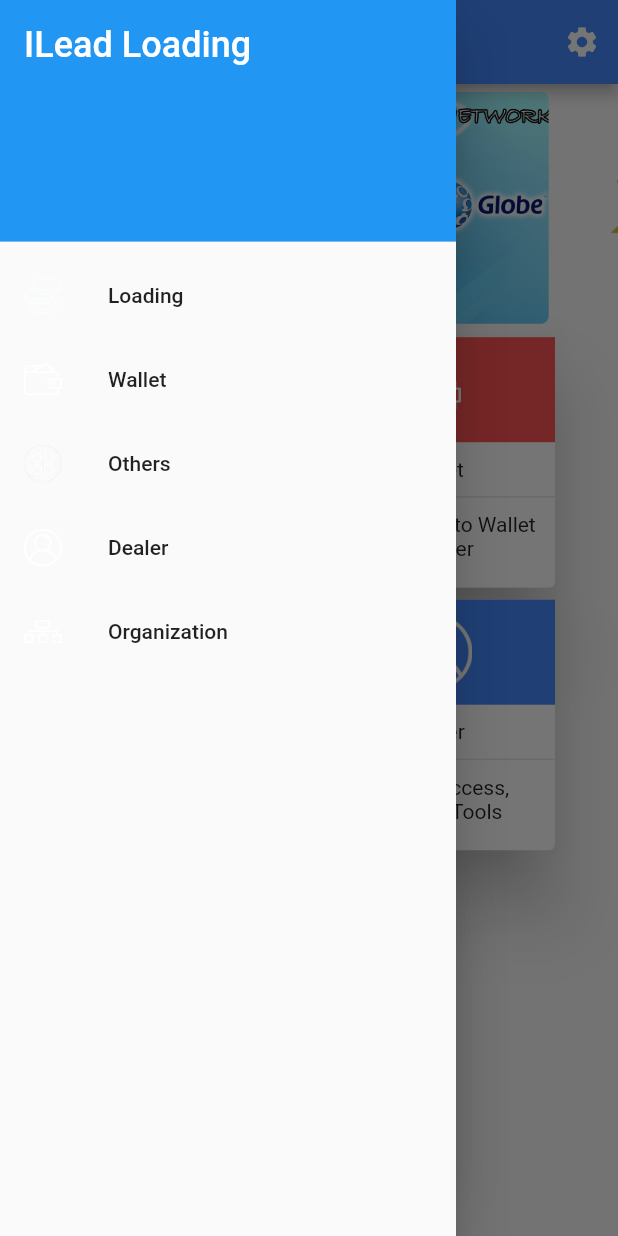
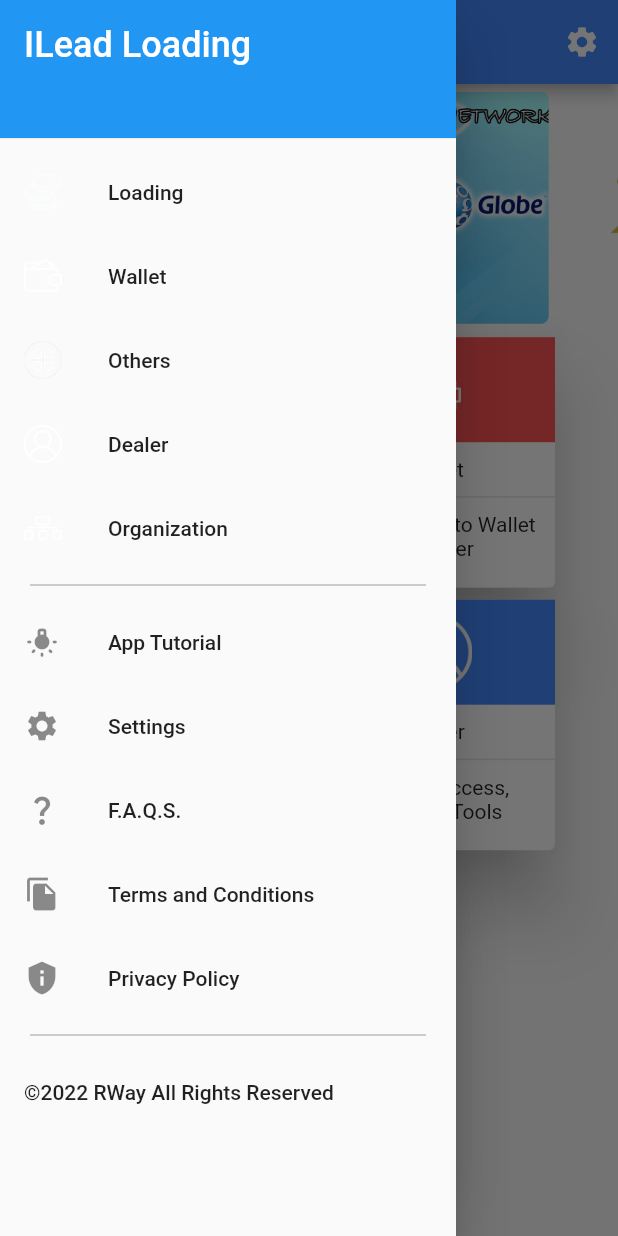
Before and after one commit to aldrinbasa/ilead-mobile, a Flutter app: the screen it shows after launch, with the side drawer open, on a phone screen of 412 x 824 dp. Run offline on Flutter 3.47's test engine with Material 2 defaults, Android fonts, the phone set to English and light mode, and no system bars; drawn by our look-alikes of carousel_slider; our stand-ins replace cloud_firestore, firebase_core, shared_preferences; missing offline and left inert: flutter_sms, fluttercontactpicker, invert_colors; accounts and stored records are empty.

Commit message:
Added side drawer content

```diff
--- a/lib/home/drawer.dart
+++ b/lib/home/drawer.dart
@@ -1,12 +1,13 @@
 import 'package:flutter/material.dart';
-import 'package:ilead_mobile/dealer/dealer_menu.dart';
 import 'package:invert_colors/invert_colors.dart';
 import 'package:url_launcher/url_launcher.dart';
 
 import '../loading/loading.dart';
 import '../wallet/wallet.dart';
 import '../others/others.dart';
-import '../dealer/dealer.dart';
+import '../dealer/dealer_menu.dart';
+import '../settings/settings.dart';
+import '../wallet/faqs/menu.dart';
 
 import '../services/route_service.dart';
 
@@ -30,7 +31,9 @@ class MenuDrawer extends StatelessWidget {
     return ListView(
       padding: EdgeInsets.zero,
       children: <Widget>[
-        const DrawerHeader(
+        Container(
+          height: 100,
+          child: const DrawerHeader(
             decoration: BoxDecoration(
               color: Colors.blue,
             ),
@@ -39,6 +42,7 @@ class MenuDrawer extends StatelessWidget {
               style: TextStyle(
                 color: Colors.white,
                 fontSize: 24,
+              ),
             ),
           ),
         ),
@@ -121,58 +125,74 @@ class MenuDrawer extends StatelessWidget {
             title: const Text('Organization'),
           ),
         ),
-        // InkWell(
-        //   onTap: () => print("Bills was tapped"),
-        //   child: ListTile(
-        //     leading: InvertColors(
-        //       child: Image.asset(
-        //         "assets/images/bills.png",
-        //         width: 25,
-        //         height: 25,
-        //       ),
-        //     ),
-        //     title: const Text('Bills and Payment'),
-        //   ),
-        // ),
-        // InkWell(
-        //   onTap: () => print("Remittance was tapped"),
-        //   child: ListTile(
-        //     leading: InvertColors(
-        //       child: Image.asset(
-        //         "assets/images/remittance.png",
-        //         width: 25,
-        //         height: 25,
-        //       ),
-        //     ),
-        //     title: const Text('Remittance'),
-        //   ),
-        // ),
-        // InkWell(
-        //   onTap: () => print("Richway Mall was tapped"),
-        //   child: ListTile(
-        //     leading: InvertColors(
-        //       child: Image.asset(
-        //         "assets/images/market.png",
-        //         width: 25,
-        //         height: 25,
-        //       ),
-        //     ),
-        //     title: const Text('Richway Mall'),
-        //   ),
-        // ),
-        // InkWell(
-        //   onTap: () => print("Richway Wallet was tapped"),
-        //   child: ListTile(
-        //     leading: InvertColors(
-        //       child: Image.asset(
-        //         "assets/images/peso.png",
-        //         width: 25,
-        //         height: 25,
-        //       ),
-        //     ),
-        //     title: const Text('Richway Wallet'),
-        //   ),
-        // ),
+        Divider(
+          thickness: 1,
+          indent: 20,
+          endIndent: 20,
+          color: Colors.grey[400],
+          height: 20,
+        ),
+        InkWell(
+          onTap: () {
+            print("go to tutorial");
+          },
+          child: const ListTile(
+            leading: Icon(Icons.tungsten_rounded),
+            title: Text('App Tutorial'),
+          ),
+        ),
+        InkWell(
+          onTap: () {
+            Navigator.of(context)
+                .push(routeManager.routeTo(() => SettingsPage()));
+          },
+          child: const ListTile(
+            leading: Icon(Icons.settings),
+            title: Text('Settings'),
+          ),
+        ),
+        InkWell(
+          onTap: () {
+            Navigator.of(context).push(routeManager.routeTo(() => FAQPage()));
+          },
+          child: const ListTile(
+            leading: Icon(Icons.question_mark),
+            title: Text("F.A.Q.S."),
+          ),
+        ),
+        InkWell(
+          onTap: () {
+            print("Go to terms and conditions");
+          },
+          child: const ListTile(
+            leading: Icon(Icons.file_copy),
+            title: Text('Terms and Conditions'),
+          ),
+        ),
+        InkWell(
+          onTap: () {
+            print("Go to Privacy Policy");
+          },
+          child: const ListTile(
+            leading: Icon(Icons.privacy_tip),
+            title: Text('Privacy Policy'),
+          ),
+        ),
+        Divider(
+          thickness: 1,
+          indent: 20,
+          endIndent: 20,
+          color: Colors.grey[400],
+          height: 20,
+        ),
+        InkWell(
+          onTap: () {
+            print('all rights reserved');
+          },
+          child: const ListTile(
+            title: Text('\u00a92022 RWay All Rights Reserved'),
+          ),
+        ),
       ],
     );
   }
```
Also changed, not shown: lib/home/menu_tiles.dart (+51 -100 lines). Lines whose indentation alone changed are shown as unchanged.
